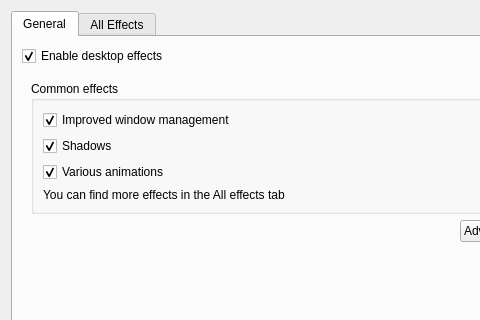
Before: the Qt Designer form kcmkwin/kwincompositing/main.ui in KDE/kwin, drawn with Qt 5; both pictures show x 0 to 480 and y 0 to 320 of the 607 by 661 pixel window.
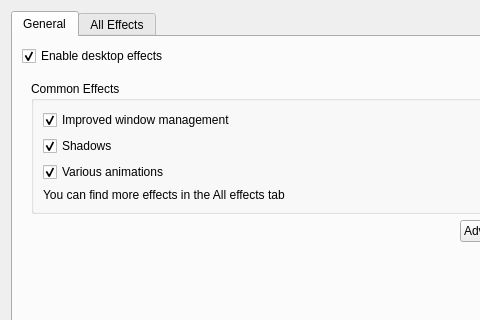
After: the same form once the commit is applied. Custom widgets are drawn as their Qt base class.

Commit message: i18n style guide fixes, the capitalization rules are explained at http://developer.kde.org/documentation/standards/kde/style/basics/labels.html

The edit to the form file:
```diff
--- a/kcmkwin/kwincompositing/main.ui
+++ b/kcmkwin/kwincompositing/main.ui
@@ -36,7 +36,7 @@
           <item>
            <widget class="QGroupBox" name="groupBox" >
             <property name="title" >
-             <string>Common effects</string>
+             <string>Common Effects</string>
             </property>
             <layout class="QVBoxLayout" >
              <item>
```
